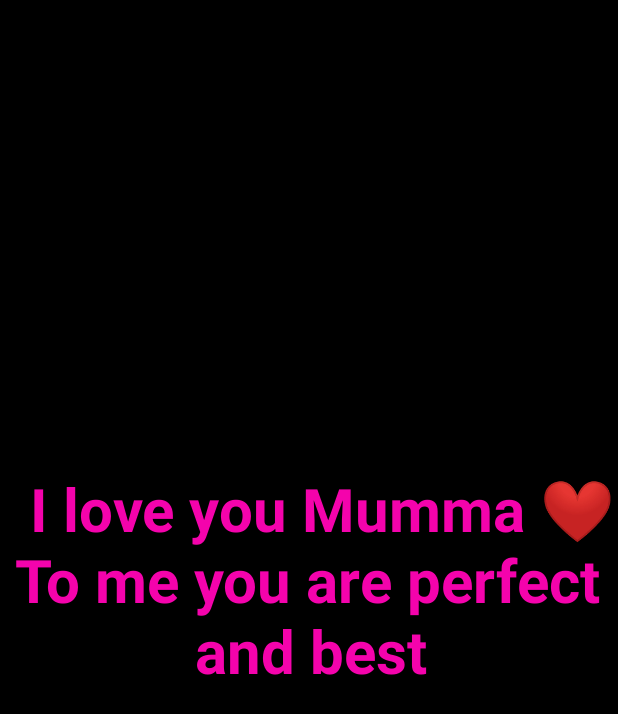
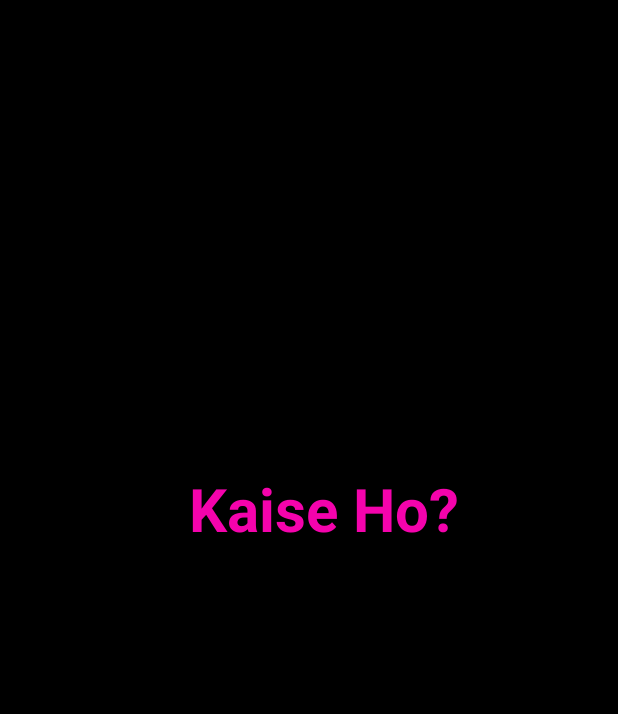
Before and after one commit to Yashu-Goel/LoginPage-Demo-V1, an Android app: the HomeActivity screen opened directly, with no data from a screen before it, on a phone screen of 412 x 824 dp. Shown: the top 714 px of the screen. Run offline under Robolectric (Android 15) with nearby library versions, the phone set to English and light mode, and no system bars.

Commit message:
initial commit

```diff
--- a/app/src/main/res/layout/activity_home.xml
+++ b/app/src/main/res/layout/activity_home.xml
@@ -12,7 +12,7 @@
         android:id="@+id/textView"
         android:layout_width="wrap_content"
         android:layout_height="200dp"
-        android:text="  I love you Mumma ❤\n To me you are perfect  \n             and best"
+        android:text="  Kaise Ho?"
         android:textColor="#F403AC"
         android:textSize="40dp"
         android:textStyle="bold"
```
